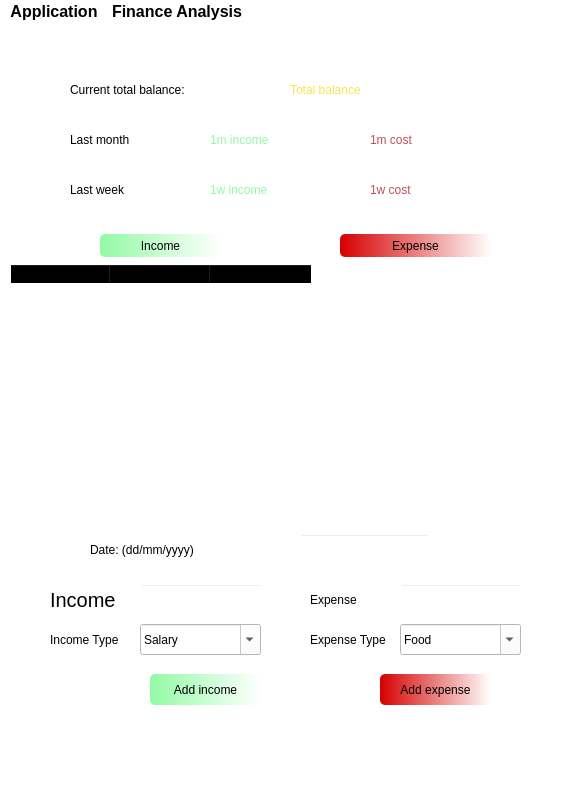
Qt form ui/main.ui (AnVu-0312/unihack2022) before a commit.
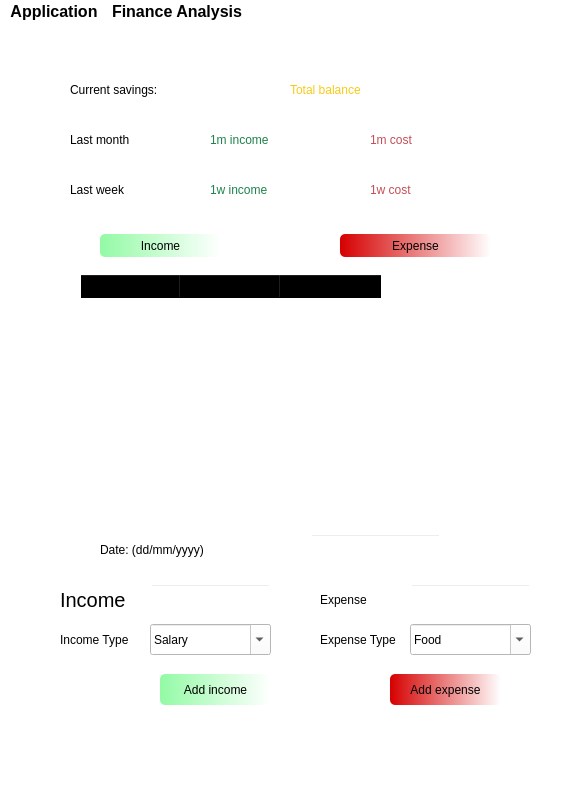
The same form after that commit.

Commit message: chinh sua giao dien main.ui

```diff
--- a/ui/main.ui
+++ b/ui/main.ui
@@ -45,7 +45,7 @@
     </property>
     <property name="styleSheet">
      <string notr="true">font: 16pt &quot;MS Shell Dlg 2&quot;;
-color: rgb(147, 250, 165);</string>
+color: rgb(30, 130, 76);</string>
     </property>
     <property name="text">
      <string>1w income</string>
@@ -62,7 +62,7 @@
     </property>
     <property name="styleSheet">
      <string notr="true">font: 16pt &quot;MS Shell Dlg 2&quot;;
-color: rgb(147, 250, 165);</string>
+color: rgb(30, 130, 76);</string>
     </property>
     <property name="text">
      <string>1m income</string>
@@ -82,7 +82,7 @@
 color: rgba(0, 0, 0,255);</string>
     </property>
     <property name="text">
-     <string>Current total balance:</string>
+     <string>Current savings:</string>
     </property>
    </widget>
    <widget class="QLabel" name="thismonthlabel">
@@ -130,7 +130,7 @@
     </property>
     <property name="styleSheet">
      <string notr="true">font: 16pt &quot;MS Shell Dlg 2&quot;;
-color: rgb(245, 230, 83);</string>
+color: rgb(247, 202, 24);</string>
     </property>
     <property name="text">
      <string>Total balance</string>
@@ -156,16 +156,27 @@
    <widget class="QTableWidget" name="tableWidgetInformation">
     <property name="geometry">
      <rect>
-      <x>10</x>
-      <y>240</y>
-      <width>551</width>
+      <x>80</x>
+      <y>250</y>
+      <width>411</width>
       <height>241</height>
      </rect>
     </property>
+    <property name="styleSheet">
+     <string notr="true"/>
+    </property>
     <column>
      <property name="text">
       <string>Date</string>
      </property>
+     <property name="font">
+      <font>
+       <family>MS Sans Serif</family>
+       <pointsize>12</pointsize>
+       <weight>75</weight>
+       <bold>true</bold>
+      </font>
+     </property>
      <property name="textAlignment">
       <set>AlignCenter</set>
      </property>
@@ -174,6 +185,14 @@
      <property name="text">
       <string>Category</string>
      </property>
+     <property name="font">
+      <font>
+       <family>MS Sans Serif</family>
+       <pointsize>12</pointsize>
+       <weight>75</weight>
+       <bold>true</bold>
+      </font>
+     </property>
      <property name="textAlignment">
       <set>AlignCenter</set>
      </property>
@@ -182,6 +201,14 @@
      <property name="text">
       <string>Amount</string>
      </property>
+     <property name="font">
+      <font>
+       <family>MS Sans Serif</family>
+       <pointsize>12</pointsize>
+       <weight>75</weight>
+       <bold>true</bold>
+      </font>
+     </property>
      <property name="textAlignment">
       <set>AlignCenter</set>
      </property>
@@ -229,7 +256,7 @@
    <widget class="QLabel" name="labelIncome">
     <property name="geometry">
      <rect>
-      <x>50</x>
+      <x>60</x>
       <y>560</y>
       <width>71</width>
       <height>31</height>
@@ -255,7 +282,7 @@
    <widget class="QPushButton" name="buttonAddCost">
     <property name="geometry">
      <rect>
-      <x>380</x>
+      <x>390</x>
       <y>650</y>
       <width>111</width>
       <height>31</height>
@@ -274,7 +301,7 @@
    <widget class="QLabel" name="labelCost">
     <property name="geometry">
      <rect>
-      <x>310</x>
+      <x>320</x>
       <y>560</y>
       <width>81</width>
       <height>31</height>
@@ -291,7 +318,7 @@
    <widget class="QLabel" name="labelCostType">
     <property name="geometry">
      <rect>
-      <x>310</x>
+      <x>320</x>
       <y>590</y>
       <width>91</width>
       <height>51</height>
@@ -311,7 +338,7 @@
    <widget class="QLabel" name="labelIncomeType">
     <property name="geometry">
      <rect>
-      <x>50</x>
+      <x>60</x>
       <y>590</y>
       <width>81</width>
       <height>51</height>
@@ -331,7 +358,7 @@
    <widget class="QPushButton" name="buttonAddIncome">
     <property name="geometry">
      <rect>
-      <x>150</x>
+      <x>160</x>
       <y>650</y>
       <width>111</width>
       <height>31</height>
@@ -350,7 +377,7 @@
    <widget class="QComboBox" name="costtype">
     <property name="geometry">
      <rect>
-      <x>400</x>
+      <x>410</x>
       <y>600</y>
       <width>121</width>
       <height>31</height>
@@ -401,7 +428,7 @@
    <widget class="QComboBox" name="incometype">
     <property name="geometry">
      <rect>
-      <x>140</x>
+      <x>150</x>
       <y>600</y>
       <width>121</width>
       <height>31</height>
@@ -452,7 +479,7 @@
    <widget class="QLineEdit" name="cost">
     <property name="geometry">
      <rect>
-      <x>400</x>
+      <x>410</x>
       <y>560</y>
       <width>121</width>
       <height>31</height>
@@ -466,7 +493,7 @@
    <widget class="QLineEdit" name="income">
     <property name="geometry">
      <rect>
-      <x>140</x>
+      <x>150</x>
       <y>560</y>
       <width>121</width>
       <height>31</height>
@@ -489,7 +516,7 @@
    <widget class="QLabel" name="label_4">
     <property name="geometry">
      <rect>
-      <x>90</x>
+      <x>100</x>
       <y>510</y>
       <width>191</width>
       <height>31</height>
@@ -506,7 +533,7 @@
    <widget class="QLineEdit" name="date">
     <property name="geometry">
      <rect>
-      <x>300</x>
+      <x>310</x>
       <y>510</y>
       <width>131</width>
       <height>31</height>
```
The commit also changes 3 other files.
